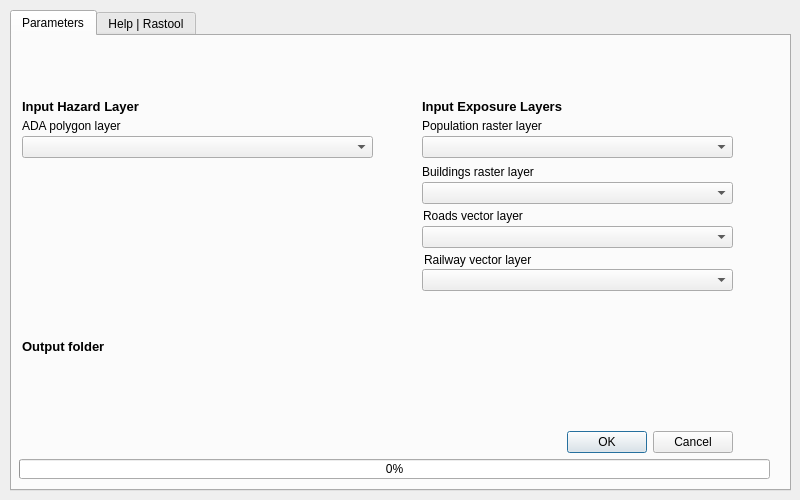
Qt form rastool/Rastool_dialog_base.ui (nmileu/rastool) before a commit.
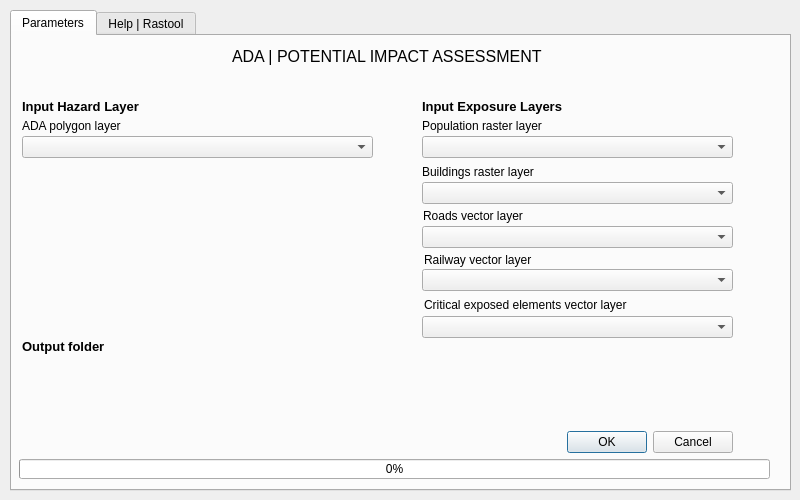
The same form after that commit. Custom widgets are drawn as their Qt base class.

The edit to the form file:
```diff
--- a/rastool/Rastool_dialog_base.ui
+++ b/rastool/Rastool_dialog_base.ui
@@ -264,6 +264,81 @@
       </rect>
      </property>
     </widget>
+    <widget class="QLabel" name="label_9">
+     <property name="geometry">
+      <rect>
+       <x>220</x>
+       <y>10</y>
+       <width>341</width>
+       <height>20</height>
+      </rect>
+     </property>
+     <property name="font">
+      <font>
+       <pointsize>12</pointsize>
+       <weight>50</weight>
+       <bold>false</bold>
+      </font>
+     </property>
+     <property name="text">
+      <string>ADA | POTENTIAL IMPACT ASSESSMENT</string>
+     </property>
+    </widget>
+    <widget class="QLabel" name="label_10">
+     <property name="geometry">
+      <rect>
+       <x>412</x>
+       <y>259</y>
+       <width>231</width>
+       <height>20</height>
+      </rect>
+     </property>
+     <property name="text">
+      <string>Critical exposed elements vector layer</string>
+     </property>
+    </widget>
+    <widget class="QComboBox" name="criticalcomboBox">
+     <property name="geometry">
+      <rect>
+       <x>410</x>
+       <y>280</y>
+       <width>311</width>
+       <height>22</height>
+      </rect>
+     </property>
+    </widget>
+    <widget class="QLabel" name="RASlogo">
+     <property name="geometry">
+      <rect>
+       <x>20</x>
+       <y>10</y>
+       <width>121</width>
+       <height>31</height>
+      </rect>
+     </property>
+     <property name="text">
+      <string/>
+     </property>
+     <property name="scaledContents">
+      <bool>false</bool>
+     </property>
+    </widget>
+    <widget class="QLabel" name="Impactlogo">
+     <property name="geometry">
+      <rect>
+       <x>680</x>
+       <y>10</y>
+       <width>41</width>
+       <height>41</height>
+      </rect>
+     </property>
+     <property name="text">
+      <string/>
+     </property>
+     <property name="scaledContents">
+      <bool>false</bool>
+     </property>
+    </widget>
    </widget>
    <widget class="QWidget" name="tab_2">
     <attribute name="title">
```
Left out of the diff: 3 changed lines with no effect on the pictures.
